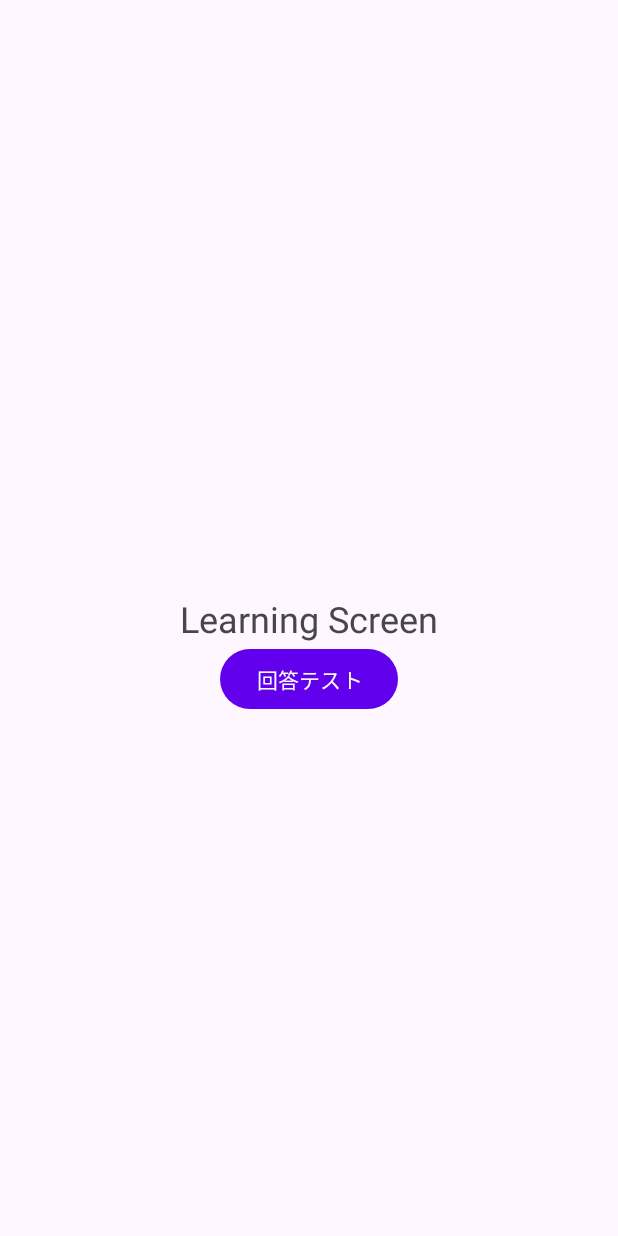
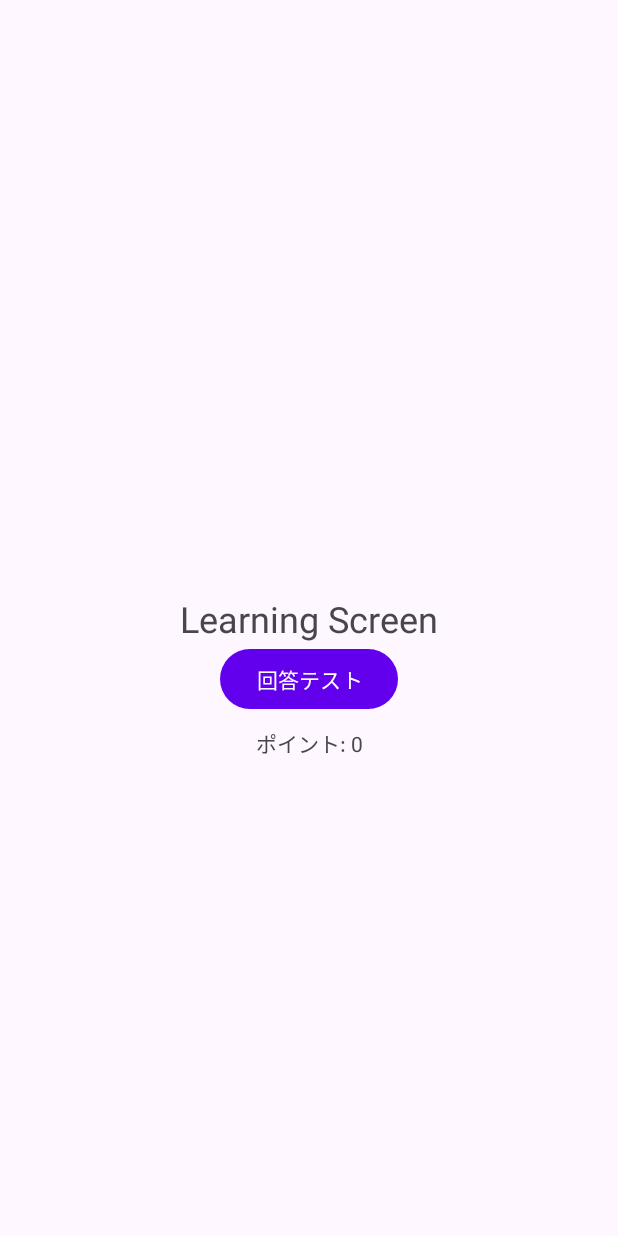
Before and after one commit to satoshimatsui2-cpu/StudyLockApp, an Android app built with Jetpack Compose: the LearningActivity screen opened directly, with no data from a screen before it, on a phone screen of 412 x 824 dp. Run offline under Robolectric (Android 15) with nearby library versions, the phone set to English and light mode, and no system bars.

Commit message:
獲得ポイントのUI表示

```diff
--- a/app/src/main/java/com/example/studylockapp/LearningActivity.kt
+++ b/app/src/main/java/com/example/studylockapp/LearningActivity.kt
@@ -3,9 +3,13 @@ package com.example.studylockapp
 import android.os.Bundle
 import android.util.Log
 import android.widget.Button
+import android.widget.TextView
 import androidx.appcompat.app.AppCompatActivity
 import androidx.lifecycle.lifecycleScope
-import com.example.studylockapp.data.*
+import com.example.studylockapp.data.AppDatabase
+import com.example.studylockapp.data.PointManager
+import com.example.studylockapp.data.ProgressCalculator
+import com.example.studylockapp.data.WordProgressEntity
 import kotlinx.coroutines.launch
 
 class LearningActivity : AppCompatActivity() {
@@ -18,12 +22,19 @@ class LearningActivity : AppCompatActivity() {
         setContentView(R.layout.activity_learning)
 
         // 【テスト用】回答処理を呼び出すボタン
-        // res/layout/activity_learning.xml に button_test_answer を追加しておいてください。
         val testButton: Button = findViewById(R.id.button_test_answer)
         testButton.setOnClickListener {
             // 仮の単語ID=1を「正解」として扱う例
             onAnswered(wordId = 1, isCorrect = true)
         }
+
+        // 画面表示時にポイント表示を更新
+        updatePointView()
+    }
+
+    override fun onResume() {
+        super.onResume()
+        updatePointView()
     }
 
     /**
@@ -67,7 +78,15 @@ class LearningActivity : AppCompatActivity() {
             // （任意）ログで確認
             Log.d("ANSWER_TEST", "wordId=$wordId isCorrect=$isCorrect addPoint=$addPoint newLevel=$newLevel nextDue=$nextDue totalPoint=${pointManager.getTotal()}")
 
-            // UI更新（ポイント表示、正誤フィードバック等）が必要ならここで
+            // ポイント表示を更新
+            updatePointView()
         }
     }
+
+    /** ポイント表示を更新するヘルパー */
+    private fun updatePointView() {
+        val pointView: TextView = findViewById(R.id.text_points)
+        val total = PointManager(this).getTotal()
+        pointView.text = "ポイント: $total"
+    }
 }
--- a/app/src/main/res/layout/activity_learning.xml
+++ b/app/src/main/res/layout/activity_learning.xml
@@ -21,4 +21,13 @@
         app:layout_constraintTop_toBottomOf="@id/learningText"
         app:layout_constraintStart_toStartOf="parent"
         app:layout_constraintEnd_toEndOf="parent" />
+    <TextView
+        android:id="@+id/text_points"
+        android:layout_width="wrap_content"
+        android:layout_height="wrap_content"
+        android:text="ポイント: 0"
+        app:layout_constraintTop_toBottomOf="@id/button_test_answer"
+        app:layout_constraintStart_toStartOf="parent"
+        app:layout_constraintEnd_toEndOf="parent"
+        android:paddingTop="8dp"/>
 </androidx.constraintlayout.widget.ConstraintLayout>
```
